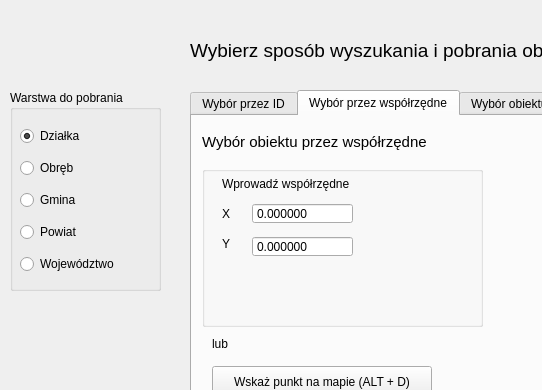
Qt form uldk_gugik_dialog_base.ui (envirosolutionspl/uldk_gugik) before a commit; both pictures show x 0 to 542 and y 0 to 390 of the 858 by 514 pixel window.
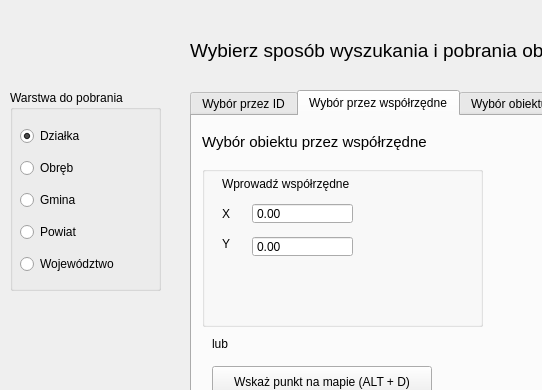
The same form after that commit. Icons and pictures are not drawn. Custom widgets are drawn as their Qt base class.

Commit message: Zmiana zaokraglania wspolrzednych

Diff of the .ui file:
```diff
--- a/uldk_gugik_dialog_base.ui
+++ b/uldk_gugik_dialog_base.ui
@@ -303,7 +303,7 @@
        <enum>QAbstractSpinBox::NoButtons</enum>
       </property>
       <property name="decimals">
-       <number>6</number>
+       <number>2</number>
       </property>
       <property name="maximum">
        <double>1000000000.000000000000000</double>
@@ -322,7 +322,7 @@
        <enum>QAbstractSpinBox::NoButtons</enum>
       </property>
       <property name="decimals">
-       <number>6</number>
+       <number>2</number>
       </property>
       <property name="maximum">
        <double>1000000000.000000000000000</double>
```
